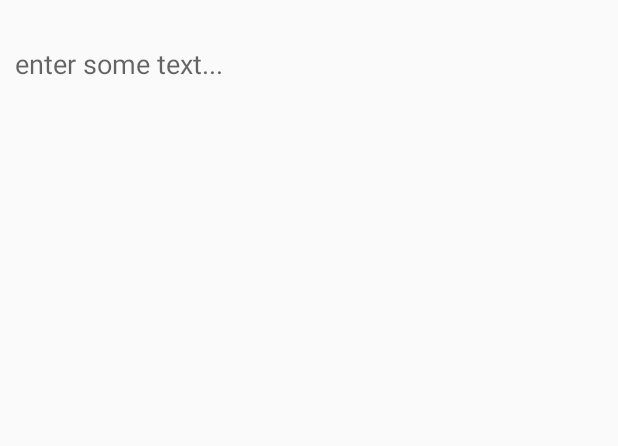
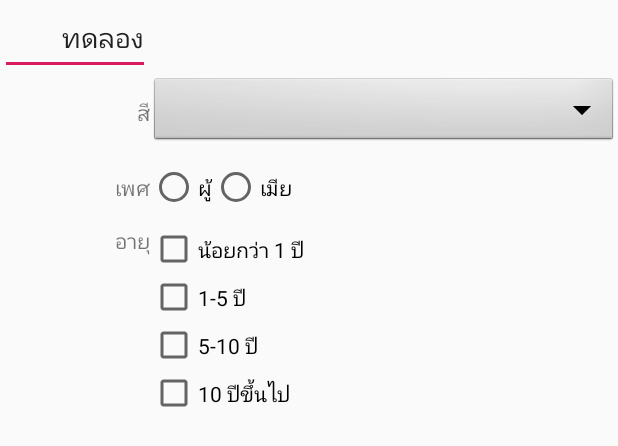
Before and after one commit to vistaalive01/PetPing, an Android app: the layout layout_dialog_filtering.xml on its own in the app's theme, with its tools: preview values and no code run, on a phone screen of 412 x 824 dp. Shown: the top 446 px of the screen. Run offline under Robolectric (Android 15) with nearby library versions, the phone set to English and light mode, and no system bars.

Commit message:
update20/1 19.14

```diff
--- a/app/src/main/java/com/example/petping/SearchFragment.java
+++ b/app/src/main/java/com/example/petping/SearchFragment.java
@@ -48,9 +48,7 @@ public class SearchFragment extends Fragment {
     private FirebaseFirestore db = FirebaseFirestore.getInstance();
 
     private String type;
-//    private String color;
     private String sex;
-//    private ArrayList<String> petSearchAge = new ArrayList<>();
     private ArrayList<String> petSearchSize = new ArrayList<>();
     private PetSearch petSearch;
     private ArrayList<PetSearch> petList = new ArrayList<>();
@@ -132,7 +130,6 @@ public class SearchFragment extends Fragment {
 
 
     private void searchPetResult(){
-
         if(type == null){
             Toast.makeText(getContext(),"กรุณาเลือกประเภทด้วยค่ะ",Toast.LENGTH_LONG).show();
         }
--- a/app/src/main/res/layout/fragment_search.xml
+++ b/app/src/main/res/layout/fragment_search.xml
@@ -142,7 +142,7 @@
                     android:id="@+id/text_size_m"
                     android:layout_width="wrap_content"
                     android:layout_height="wrap_content"
-                 />
+                    />
 
                 <CheckBox
                     android:id="@+id/cb_size_l"
--- a/app/src/main/res/layout/layout_dialog_filtering.xml
+++ b/app/src/main/res/layout/layout_dialog_filtering.xml
@@ -1,30 +1,138 @@
 <?xml version="1.0" encoding="utf-8"?>
-<RelativeLayout
-    xmlns:android="http://schemas.android.com/apk/res/android"
-    xmlns:app="http://schemas.android.com/apk/res-auto"
-    xmlns:tools="http://schemas.android.com/tools"
+<RelativeLayout xmlns:android="http://schemas.android.com/apk/res/android"
     android:layout_width="match_parent"
-    android:layout_height="match_parent"
-    >
-
-    <RelativeLayout
-        android:layout_width="match_parent"
-        android:layout_height="200dp"
-        android:padding="10dp">
+    android:layout_height="match_parent">
 
 
-        <EditText
+    <LinearLayout
+        android:layout_width="match_parent"
+        android:layout_height="match_parent"
+        android:orientation="vertical">
+
+        <LinearLayout
+            android:id="@+id/typeLayout"
             android:layout_width="match_parent"
             android:layout_height="wrap_content"
-            android:layout_marginTop="20dp"
-            android:background="@null"
-            android:textColor="#000"
-            android:hint="enter some text..."
-            android:id="@+id/input"/>
+            android:orientation="horizontal">
+
+            <EditText
+                android:id="@+id/input"
+                android:layout_width="100dp"
+                android:layout_height="50dp"
+                android:gravity="right|center_vertical"
+                android:text="ทดลอง" />
+
+        </LinearLayout>
+
+        <!--<LinearLayout-->
+        <!--android:layout_width="match_parent"-->
+        <!--android:layout_height="wrap_content"-->
+        <!--android:orientation="horizontal">-->
+
+        <!--<TextView-->
+
+        <!--android:id="@+id/txt_breed"-->
+        <!--android:layout_width="100dp"-->
+        <!--android:layout_height="50dp"-->
+        <!--android:gravity="right|center_vertical"-->
+        <!--android:text="สายพันธุ์" />-->
+
+        <!--<Spinner-->
+        <!--android:id="@+id/breed_spin"-->
+        <!--android:layout_width="match_parent"-->
+        <!--android:layout_height="wrap_content"-->
+        <!--android:background="@android:drawable/btn_dropdown"-->
+        <!--android:spinnerMode="dropdown" />-->
+
+        <!--//ยังไม่มีปุ่ม + กับ tag ที่ user เลือก-->
+        <!--</LinearLayout>-->
 
 
-    </RelativeLayout>
+        <LinearLayout
+            android:layout_width="match_parent"
+            android:layout_height="wrap_content"
+            android:orientation="horizontal">
+
+            <TextView
+                android:id="@+id/txt_color"
+                android:layout_width="100dp"
+                android:layout_height="50dp"
+                android:gravity="right|center_vertical"
+                android:text="สี" />
+
+            <Spinner
+                android:id="@+id/color_spinner"
+                android:layout_width="match_parent"
+                android:layout_height="wrap_content"
+                android:background="@android:drawable/btn_dropdown"
+                android:spinnerMode="dropdown" />
+            //ยังไม่มีปุ่ม + กับ tag ที่ user เลือก
+        </LinearLayout>
+
+        <LinearLayout
+            android:layout_width="wrap_content"
+            android:layout_height="wrap_content"
+            android:orientation="horizontal">
+
+            <TextView
+                android:id="@+id/txt_sex"
+                android:layout_width="100dp"
+                android:layout_height="50dp"
+                android:gravity="right|center_vertical"
+                android:text="เพศ" />
+
+            <RadioButton
+                android:id="@+id/rd_male"
+                android:layout_width="wrap_content"
+                android:layout_height="wrap_content"
+                android:text="ผู้" />
+
+            <RadioButton
+                android:id="@+id/rd_female"
+                android:layout_width="wrap_content"
+                android:layout_height="wrap_content"
+                android:text="เมีย" />
+
+        </LinearLayout>
+
+        <LinearLayout
+            android:layout_width="wrap_content"
+            android:layout_height="wrap_content"
+            android:orientation="horizontal">
+
+            <TextView
+                android:layout_width="100dp"
+                android:layout_height="50dp"
+                android:gravity="right"
+                android:text="อายุ" />
+
+            <LinearLayout
+                android:layout_width="wrap_content"
+                android:layout_height="wrap_content"
+                android:orientation="vertical">
+                <CheckBox
+                    android:id="@+id/cb_age_least1y"
+                    android:layout_width="wrap_content"
+                    android:layout_height="wrap_content"
+                    android:text="น้อยกว่า 1 ปี" />
+                <CheckBox
+                    android:id="@+id/cb_age_1to5y"
+                    android:layout_width="wrap_content"
+                    android:layout_height="wrap_content"
+                    android:text="1-5 ปี" />
+                <CheckBox
+                    android:id="@+id/cb_age_5to10y"
+                    android:layout_width="wrap_content"
+                    android:layout_height="wrap_content"
+                    android:text="5-10 ปี" />
+                <CheckBox
+                    android:id="@+id/cb_age_10_up"
+                    android:layout_width="wrap_content"
+                    android:layout_height="wrap_content"
+                    android:text="10 ปีขึ้นไป" />
+            </LinearLayout>
+        </LinearLayout>
 
 
-
+    </LinearLayout>
 </RelativeLayout>
--- a/app/src/main/res/values/strings.xml
+++ b/app/src/main/res/values/strings.xml
@@ -10,13 +10,13 @@
     <string name="petHealth">Health</string>
     <string name="petDOB">DOB</string>
     <string-array name="breed_array">
-        <item>เลือกสายพันธุ์</item>
+        <item>ไม่ระบุ</item>
         <item>พุดเดิ้ลผสม</item>
         <item>ไทยผสม</item>
         <item>ไทย</item>
     </string-array>
     <string-array name="color_array">
-        <item>เลือกสี</item>
+        <item>ไม่ระบุ</item>
         <item>น้ำตาล</item>
         <item>เทา</item>
         <item>ดำ</item>
```
Also changed, not shown: app/src/main/java/com/example/petping/DialogFiltering.java (+41 -16 lines), app/src/main/java/com/example/petping/PetSearchResult.java (+192 -126 lines), app/src/main/res/layout/fragment_pet_search_result.xml (+12 -46 lines).
